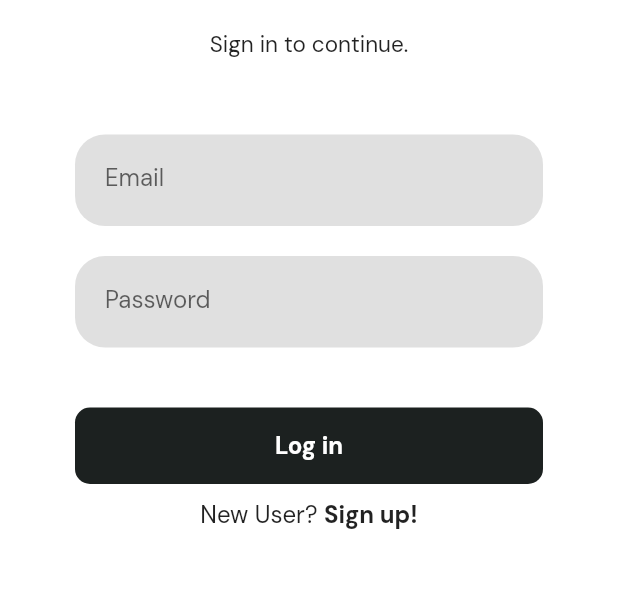
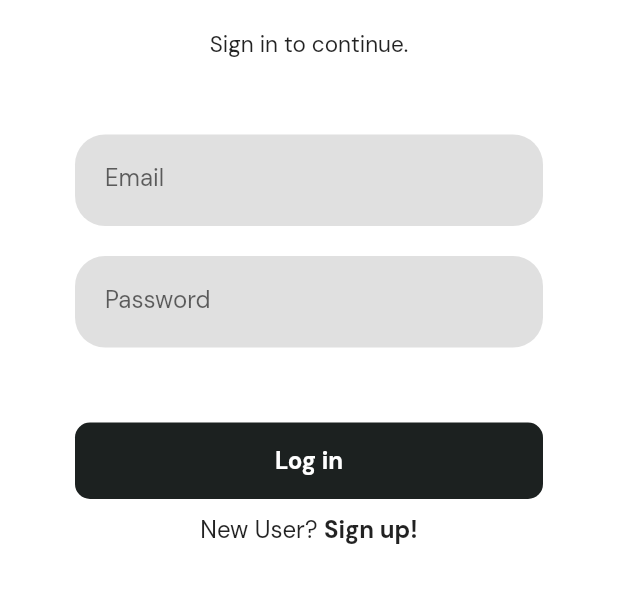
Before and after one commit to ShreyasSrinivasan/Flutter_events_the-galvans, a Flutter app: the screen it shows after launch, on a phone screen of 412 x 824 dp, the part 611-1214 px from its top. Run offline on Flutter 3.47's test engine with Material 2 defaults, Android fonts, the phone set to English and light mode, and no system bars; our stand-ins replace firebase_core, flutter_svg, google_fonts; accounts and stored records are empty.

Commit message:
removed Safe area and increased sized between form and button

```diff
--- a/connectify/lib/login/login.dart
+++ b/connectify/lib/login/login.dart
@@ -11,8 +11,7 @@ class LoginScreen extends StatelessWidget {
   Widget build(BuildContext context) {
     return Scaffold(
       backgroundColor: Colors.white,
-      body: SafeArea(
-        child: SingleChildScrollView(
+      body: SingleChildScrollView(
         child: Stack(children: [
           Positioned(
             top: -300,
@@ -79,7 +78,7 @@ class LoginScreen extends StatelessWidget {
                     ),
                   ),
                 ),
-                  const SizedBox(height: 40),
+                const SizedBox(height: 50),
                 Padding(
                   padding: const EdgeInsets.symmetric(horizontal: 50),
                   child: Container(
@@ -112,7 +111,6 @@ class LoginScreen extends StatelessWidget {
           ),
         ]),
       ),
-      ),
     );
   }
 }
```
Lines whose indentation alone changed are shown as unchanged.
